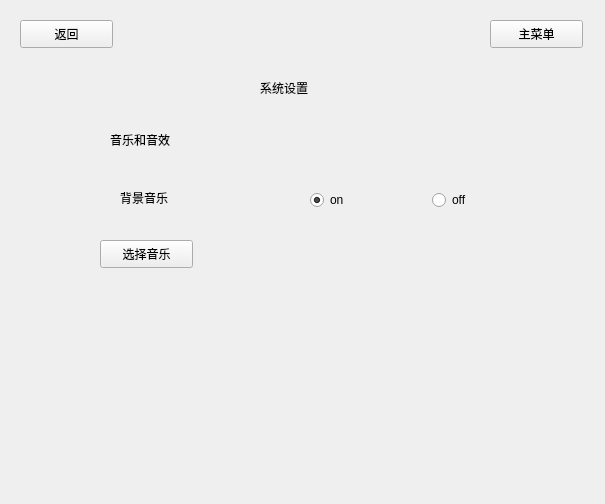
Old version of the form xitongsetting.ui in the repository Flyame-debug/Tomato.
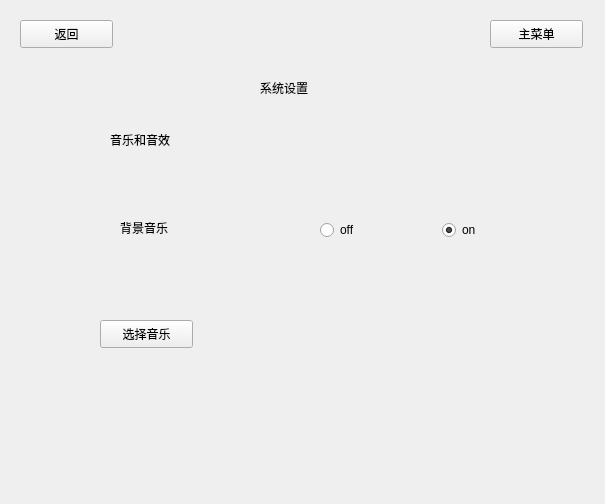
New version of the form. Icons and pictures are not drawn.

```diff
--- a/xitongsetting.ui
+++ b/xitongsetting.ui
@@ -73,7 +73,7 @@
    <property name="geometry">
     <rect>
      <x>100</x>
-     <y>240</y>
+     <y>320</y>
      <width>93</width>
      <height>28</height>
     </rect>
@@ -86,7 +86,7 @@
    <property name="geometry">
     <rect>
      <x>120</x>
-     <y>190</y>
+     <y>220</y>
      <width>72</width>
      <height>15</height>
     </rect>
@@ -98,13 +98,20 @@
   <widget class="QWidget" name="horizontalLayoutWidget">
    <property name="geometry">
     <rect>
-     <x>310</x>
-     <y>190</y>
+     <x>320</x>
+     <y>220</y>
      <width>238</width>
      <height>21</height>
     </rect>
    </property>
    <layout class="QHBoxLayout" name="horizontalLayout">
+    <item>
+     <widget class="QRadioButton" name="radioButton">
+      <property name="text">
+       <string>off</string>
+      </property>
+     </widget>
+    </item>
     <item>
      <widget class="QRadioButton" name="radioButton_2">
       <property name="text">
@@ -115,13 +122,6 @@
       </property>
      </widget>
     </item>
-    <item>
-     <widget class="QRadioButton" name="radioButton">
-      <property name="text">
-       <string>off</string>
-      </property>
-     </widget>
-    </item>
    </layout>
   </widget>
  </widget>
```
